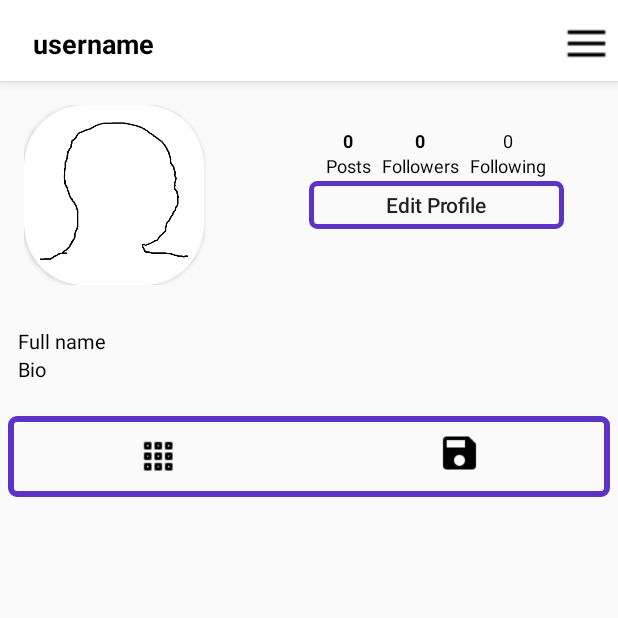
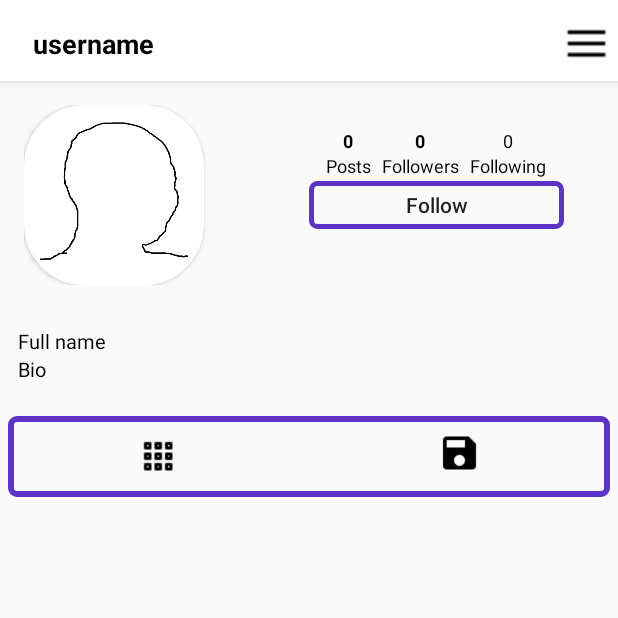
Before and after one commit to Deffohn/wojak-memerealm, an Android app: the screen it shows after launch once a user with an empty profile is signed in (MainActivity), item 5 of the bottom bar chosen, on a phone screen of 412 x 824 dp, the top half of it. Run offline under Robolectric (Android 15) with nearby library versions, the phone set to English and light mode, and no system bars; our stand-ins replace Firebase (no records; nobody signed in at launch, a user with empty details on screens opened directly), Picasso; pictures from the network do not load.

Commit message:
show followers and followings on profile

```diff
--- a/app/src/main/java/fr/stks/wojakmemesrealm/fragments/ProfileFragment.kt
+++ b/app/src/main/java/fr/stks/wojakmemesrealm/fragments/ProfileFragment.kt
@@ -2,15 +2,24 @@ package fr.stks.wojakmemesrealm.fragments
 
 
 
+import android.content.Context
 import android.content.Intent
 import android.os.Bundle
 import android.view.LayoutInflater
 import android.view.View
 import android.view.ViewGroup
 import androidx.fragment.app.Fragment
+import com.google.firebase.auth.FirebaseAuth
+import com.google.firebase.auth.FirebaseUser
+import com.google.firebase.database.DataSnapshot
+import com.google.firebase.database.DatabaseError
+import com.google.firebase.database.FirebaseDatabase
+import com.google.firebase.database.ValueEventListener
+import com.squareup.picasso.Picasso
 import fr.stks.wojakmemesrealm.AccountSettingsActivity
 import fr.stks.wojakmemesrealm.R
 import fr.stks.wojakmemesrealm.databinding.FragmentProfileBinding
+import fr.stks.wojakmemesrealm.model.User
 
 // TODO: Rename parameter arguments, choose names that match
 // the fragment initialization parameters, e.g. ARG_ITEM_NUMBER
@@ -22,6 +31,8 @@ private const val ARG_PARAM2 = "param2"
  */
 class ProfileFragment : Fragment() {
     private lateinit var binding: FragmentProfileBinding
+    private lateinit var profileId: String
+    private lateinit var firebaseUser:FirebaseUser
     override fun onCreateView(
         inflater: LayoutInflater, container: ViewGroup?,
         savedInstanceState: Bundle?
@@ -29,10 +40,137 @@ class ProfileFragment : Fragment() {
         binding = FragmentProfileBinding.inflate(inflater,container,false)
         // Inflate the layout for this fragment
 
+        firebaseUser = FirebaseAuth.getInstance().currentUser!!
+        val pref = context?.getSharedPreferences("PREFS", Context.MODE_PRIVATE)
+        if (pref != null){
+            this.profileId = pref.getString("profileId", "none").toString()
+        }
+
+        if (profileId == firebaseUser.uid){
+            binding?.editAccountSettingsBtn?.text = "Edit Profile"
+        }
+        else if (profileId != firebaseUser.uid){
+            checkFollowAndFollowingButtonStatus()
+        }
+
         binding.editAccountSettingsBtn.setOnClickListener {
             startActivity(Intent(context, AccountSettingsActivity::class.java))
         }
 
+        getFollowers()
+        getFollowing()
+        userInfo()
+
         return binding.root
     }
+
+    private fun checkFollowAndFollowingButtonStatus() {
+        val followingRef = firebaseUser?.uid.let { it1 ->
+            FirebaseDatabase.getInstance().reference
+                .child("Follow").child(it1.toString())
+                .child("Following")
+        }
+
+        if (followingRef != null){
+            followingRef.addValueEventListener(object: ValueEventListener{
+                override fun onDataChange(dataSnapshot: DataSnapshot) {
+                    if (dataSnapshot.child(profileId).exists()){
+                        binding?.editAccountSettingsBtn?.text = "Following"
+                    }
+                    else{
+                        binding?.editAccountSettingsBtn?.text = "Follow"
+                    }
+                }
+
+                override fun onCancelled(error: DatabaseError) {
+
+                }
+            })
+        }
+    }
+
+    private fun getFollowers(){
+        val followersRef = FirebaseDatabase.getInstance().reference
+                .child("Follow").child(profileId)
+                .child("Followers")
+
+        followersRef.addValueEventListener(object: ValueEventListener{
+            override fun onDataChange(dataSnapshot: DataSnapshot) {
+                if (dataSnapshot.exists()){
+                    binding?.totalFollowers?.text = dataSnapshot.childrenCount.toString()
+                }
+            }
+
+            override fun onCancelled(error: DatabaseError) {
+
+            }
+        })
+    }
+
+    private fun getFollowing(){
+        val followingRef = FirebaseDatabase.getInstance().reference
+                .child("Follow").child(profileId)
+                .child("Following")
+
+        followingRef.addValueEventListener(object: ValueEventListener{
+            override fun onDataChange(dataSnapshot: DataSnapshot) {
+                if (dataSnapshot.exists()){
+                    binding?.totalFollowing?.text = dataSnapshot.childrenCount.toString()
+                }
+            }
+
+            override fun onCancelled(error: DatabaseError) {
+
+            }
+        })
+    }
+
+    private fun userInfo(){
+        val usersRef = FirebaseDatabase.getInstance().getReference().child("Users").child(profileId)
+
+        usersRef.addValueEventListener(object : ValueEventListener{
+            override fun onDataChange(dataSnapshot: DataSnapshot) {
+//                if (context != null){
+//                    return
+//                }
+
+                if(dataSnapshot.exists()){
+                    val user = dataSnapshot.getValue<User>(User::class.java)
+
+                    Picasso.get().load(user!!.getImage()).placeholder(R.drawable.profile).into(binding?.imageProfileFragment)
+                    binding?.profileFragmentUsername?.text = user!!.getUsername()
+                    binding?.fullNameProfileFragment?.text = user!!.getFullname()
+                    binding?.bioProfileFragment?.text = user!!.getBio()
+                }
+            }
+
+            override fun onCancelled(error: DatabaseError) {
+
+            }
+        })
+    }
+
+    override fun onStop() {
+        super.onStop()
+
+        val pref = context?.getSharedPreferences("PREFS", Context.MODE_PRIVATE)?.edit()
+        pref?.putString("profileId", firebaseUser.uid)
+        pref?.apply()
+    }
+
+    override fun onPause() {
+        super.onPause()
+
+        val pref = context?.getSharedPreferences("PREFS", Context.MODE_PRIVATE)?.edit()
+        pref?.putString("profileId", firebaseUser.uid)
+        pref?.apply()
+    }
+
+    override fun onDestroy() {
+        super.onDestroy()
+
+        val pref = context?.getSharedPreferences("PREFS", Context.MODE_PRIVATE)?.edit()
+        pref?.putString("profileId", firebaseUser.uid)
+        pref?.apply()
+    }
 }
```
Also changed, not shown: app/src/main/java/fr/stks/wojakmemesrealm/adapter/UserAdapter.kt (+12 -0 lines).
